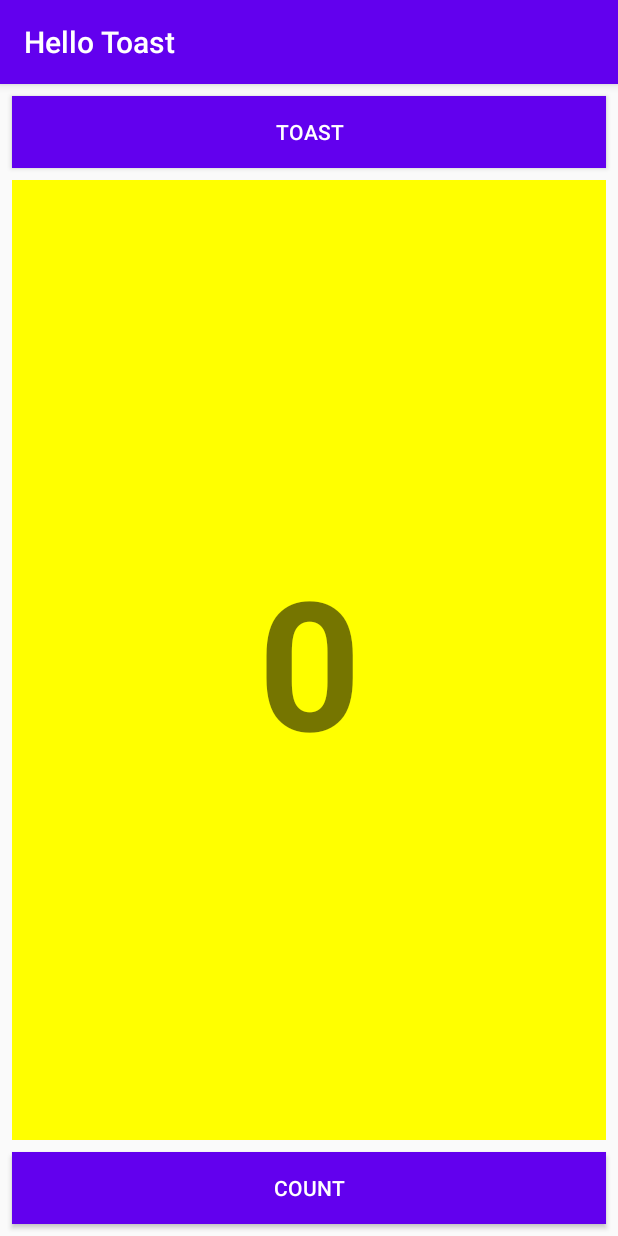
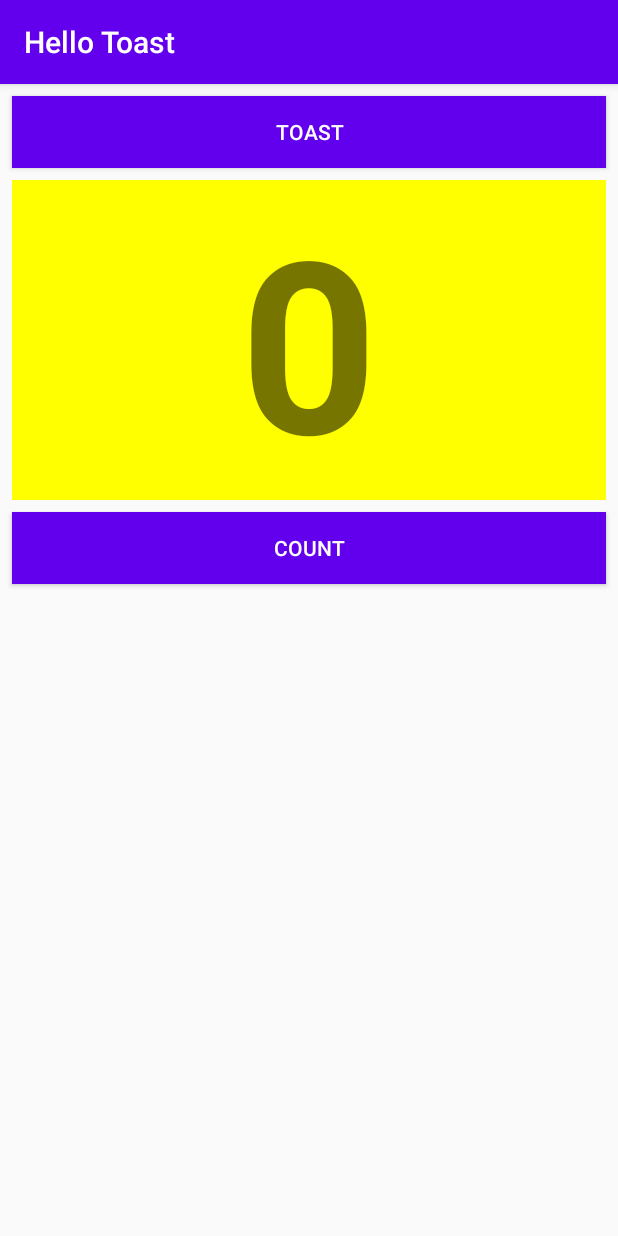
Before and after one commit to brato2120196026/IntelligentMobile, an Android app: the screen it shows after launch (MainActivity), on a phone screen of 412 x 824 dp. Run offline under Robolectric (Android 15) with nearby library versions, the phone set to English and light mode, and no system bars.

Commit message:
Updating fundamentals 01.2 PartB

```diff
--- /dev/null
+++ b/app/src/main/res/layout-land/activity_main.xml
@@ -0,0 +1,62 @@
+<?xml version="1.0" encoding="utf-8"?>
+<androidx.constraintlayout.widget.ConstraintLayout xmlns:android="http://schemas.android.com/apk/res/android"
+    xmlns:app="http://schemas.android.com/apk/res-auto"
+    xmlns:tools="http://schemas.android.com/tools"
+    android:layout_width="match_parent"
+    android:layout_height="match_parent"
+    tools:context=".MainActivity">
+
+    <Button
+        android:id="@+id/button_toast"
+        android:layout_width="0dp"
+        android:layout_height="48dp"
+        android:layout_marginStart="8dp"
+        android:layout_marginLeft="8dp"
+        android:layout_marginTop="8dp"
+        android:layout_marginEnd="8dp"
+        android:layout_marginRight="8dp"
+        android:background="@color/colorPrimary"
+        android:text="@string/toast"
+        android:textColor="@android:color/white"
+        app:layout_constraintEnd_toEndOf="parent"
+        app:layout_constraintStart_toStartOf="parent"
+        app:layout_constraintTop_toTopOf="parent"
+        android:onClick="showToast"/>
+
+    <Button
+        android:id="@+id/button_count"
+        android:layout_width="0dp"
+        android:layout_height="48dp"
+        android:layout_marginStart="8dp"
+        android:layout_marginLeft="8dp"
+        android:layout_marginEnd="8dp"
+        android:layout_marginRight="8dp"
+        android:layout_marginBottom="8dp"
+        android:background="@color/colorPrimary"
+        android:text="@string/count"
+        android:textColor="@android:color/white"
+        app:layout_constraintBottom_toBottomOf="parent"
+        app:layout_constraintEnd_toEndOf="parent"
+        app:layout_constraintStart_toStartOf="parent"
+        android:onClick="countUp"/>
+
+    <TextView
+        android:id="@+id/show_count"
+        android:layout_width="0dp"
+        android:layout_height="0dp"
+        android:layout_marginStart="8dp"
+        android:layout_marginLeft="8dp"
+        android:layout_marginTop="8dp"
+        android:layout_marginEnd="8dp"
+        android:layout_marginRight="8dp"
+        android:layout_marginBottom="8dp"
+        android:background="#FFFF00"
+        android:gravity="center|center_vertical"
+        android:text="@string/_0"
+        android:textSize="120sp"
+        android:textStyle="bold"
+        app:layout_constraintBottom_toTopOf="@+id/button_count"
+        app:layout_constraintEnd_toEndOf="parent"
+        app:layout_constraintStart_toStartOf="parent"
+        app:layout_constraintTop_toBottomOf="@+id/button_toast" />
+</androidx.constraintlayout.widget.ConstraintLayout>
--- /dev/null
+++ b/app/src/main/res/layout-sw600dp/activity_main.xml
@@ -0,0 +1,46 @@
+<?xml version="1.0" encoding="utf-8"?>
+<androidx.constraintlayout.widget.ConstraintLayout xmlns:android="http://schemas.android.com/apk/res/android"
+    xmlns:app="http://schemas.android.com/apk/res-auto"
+    xmlns:tools="http://schemas.android.com/tools"
+    android:layout_width="match_parent"
+    android:layout_height="match_parent"
+    tools:context=".MainActivity">
+
+    <Button
+        android:id="@+id/button_toast"
+        android:layout_width="299dp"
+        android:layout_height="wrap_content"
+        android:background="@color/colorPrimary"
+        android:onClick="showToast"
+        android:text="@string/toast"
+        android:textColor="@android:color/white"
+        android:textSize="60sp"
+        app:layout_constraintStart_toStartOf="parent"
+        app:layout_constraintTop_toTopOf="parent" />
+
+    <Button
+        android:id="@+id/button_count"
+        android:layout_width="299dp"
+        android:layout_height="wrap_content"
+        android:background="@color/colorPrimary"
+        android:onClick="countUp"
+        android:text="@string/count"
+        android:textColor="@android:color/white"
+        android:textSize="60sp"
+        app:layout_constraintBaseline_toBaselineOf="@+id/button_toast"
+        app:layout_constraintStart_toEndOf="@+id/button_toast" />
+
+    <TextView
+        android:id="@+id/show_count"
+        android:layout_width="0dp"
+        android:layout_height="0dp"
+        android:background="#FFFF00"
+        android:gravity="center|center_vertical"
+        android:text="@string/_0"
+        android:textSize="200sp"
+        android:textStyle="bold"
+        app:layout_constraintBottom_toBottomOf="parent"
+        app:layout_constraintEnd_toEndOf="parent"
+        app:layout_constraintStart_toStartOf="parent"
+        app:layout_constraintTop_toBottomOf="@+id/button_toast" />
+</androidx.constraintlayout.widget.ConstraintLayout>
--- a/app/src/main/res/layout/activity_main.xml
+++ b/app/src/main/res/layout/activity_main.xml
@@ -1,5 +1,6 @@
 <?xml version="1.0" encoding="utf-8"?>
-<androidx.constraintlayout.widget.ConstraintLayout xmlns:android="http://schemas.android.com/apk/res/android"
+<RelativeLayout xmlns:android="http://schemas.android.com/apk/res/android"
+    android:orientation="vertical"
     xmlns:app="http://schemas.android.com/apk/res-auto"
     xmlns:tools="http://schemas.android.com/tools"
     android:layout_width="match_parent"
@@ -8,8 +9,8 @@
 
     <Button
         android:id="@+id/button_toast"
-        android:layout_width="0dp"
-        android:layout_height="48dp"
+        android:layout_width="match_parent"
+        android:layout_height="wrap_content"
         android:layout_marginStart="8dp"
         android:layout_marginLeft="8dp"
         android:layout_marginTop="8dp"
@@ -23,10 +24,33 @@
         app:layout_constraintTop_toTopOf="parent"
         android:onClick="showToast"/>
 
+
+
+    <TextView
+        android:id="@+id/show_count"
+        android:layout_width="match_parent"
+        android:layout_height="wrap_content"
+        android:layout_marginStart="8dp"
+        android:layout_marginLeft="8dp"
+        android:layout_marginTop="8dp"
+        android:layout_marginEnd="8dp"
+        android:layout_marginRight="8dp"
+        android:layout_marginBottom="8dp"
+        android:background="#FFFF00"
+        android:text="@string/_0"
+        android:textSize="160sp"
+        android:textStyle="bold"
+        android:gravity="center_vertical"
+        android:textAlignment="center"
+        tools:ignore="RtlCompat"
+        android:layout_below="@+id/button_toast"
+        android:layout_alignParentLeft="true"
+        android:layout_alignParentStart="true"/>
+
     <Button
         android:id="@+id/button_count"
-        android:layout_width="0dp"
-        android:layout_height="48dp"
+        android:layout_width="match_parent"
+        android:layout_height="wrap_content"
         android:layout_marginStart="8dp"
         android:layout_marginLeft="8dp"
         android:layout_marginEnd="8dp"
@@ -35,28 +59,7 @@
         android:background="@color/colorPrimary"
         android:text="@string/count"
         android:textColor="@android:color/white"
-        app:layout_constraintBottom_toBottomOf="parent"
-        app:layout_constraintEnd_toEndOf="parent"
-        app:layout_constraintStart_toStartOf="parent"
-        android:onClick="countUp"/>
-
-    <TextView
-        android:id="@+id/show_count"
-        android:layout_width="0dp"
-        android:layout_height="0dp"
-        android:layout_marginStart="8dp"
-        android:layout_marginLeft="8dp"
-        android:layout_marginTop="8dp"
-        android:layout_marginEnd="8dp"
-        android:layout_marginRight="8dp"
-        android:layout_marginBottom="8dp"
-        android:background="#FFFF00"
-        android:gravity="center|center_vertical"
-        android:text="@string/_0"
-        android:textSize="120sp"
-        android:textStyle="bold"
-        app:layout_constraintBottom_toTopOf="@+id/button_count"
-        app:layout_constraintEnd_toEndOf="parent"
-        app:layout_constraintStart_toStartOf="parent"
-        app:layout_constraintTop_toBottomOf="@+id/button_toast" />
-</androidx.constraintlayout.widget.ConstraintLayout>
+        android:onClick="countUp"
+        android:layout_below="@+id/show_count"
+        android:layout_centerHorizontal="true"/>
+</RelativeLayout>
```
